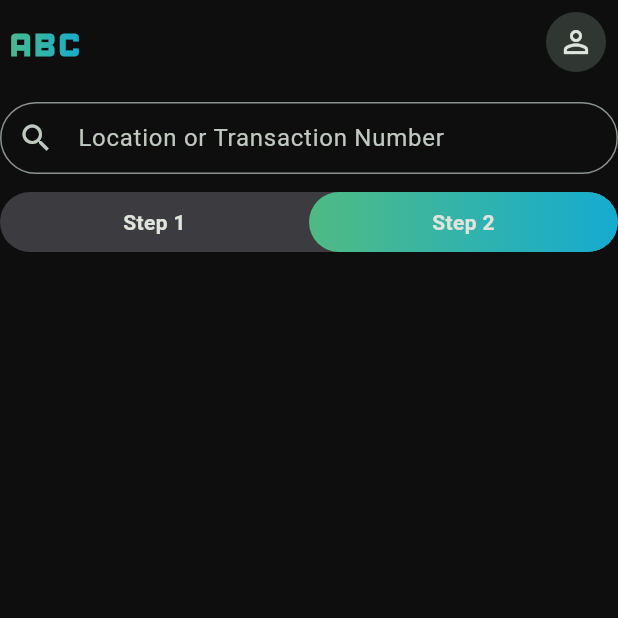
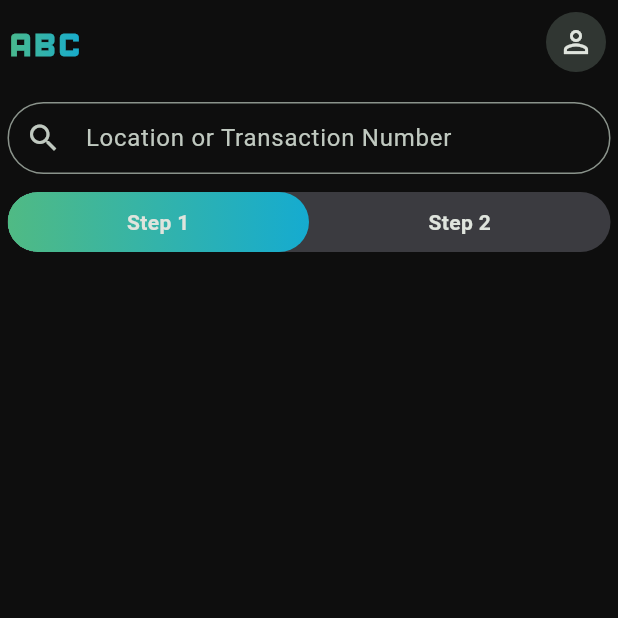
Before and after one commit to markcabalona/qube, a Flutter app: the QubeHomePage screen opened directly with empty values, on a phone screen of 412 x 824 dp, the top half of it. Run offline on Flutter 3.47's test engine with Material 3 defaults, Android fonts, the phone set to English and light mode, and no system bars; our stand-ins replace equatable, get_it.

Commit message:
#6: patch: add paddings in homepage's body

```diff
--- a/lib/features/transactions/presentation/pages/qube_home_page.dart
+++ b/lib/features/transactions/presentation/pages/qube_home_page.dart
@@ -34,14 +34,16 @@ class QubeHomePage extends StatelessWidget {
           ),
         ],
       ),
-      body: Column(
+      body: Padding(
+        padding: const EdgeInsets.symmetric(horizontal: 5.0),
+        child: Column(
           mainAxisSize: MainAxisSize.min,
           children: [
             const SizedBox(height: 12),
             const SearchTransactionWidget(),
             const SizedBox(height: 12),
             QubeStepperWidget(
-            index: 1,
+              index: 0,
               children: List.generate(
                 2,
                 (index) => Text(
@@ -56,6 +58,7 @@ class QubeHomePage extends StatelessWidget {
             Expanded(child: child),
           ],
         ),
+      ),
     );
   }
 
```
Lines whose indentation alone changed are shown as unchanged.
